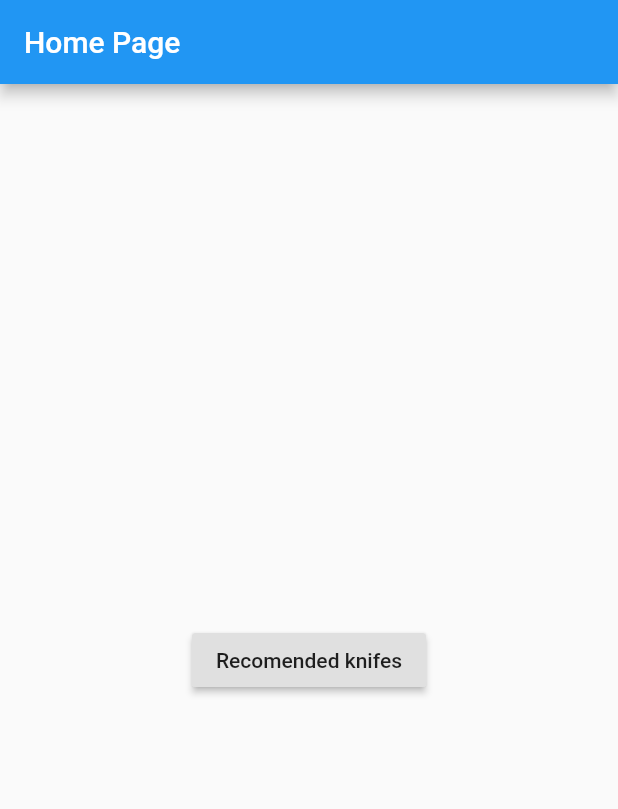
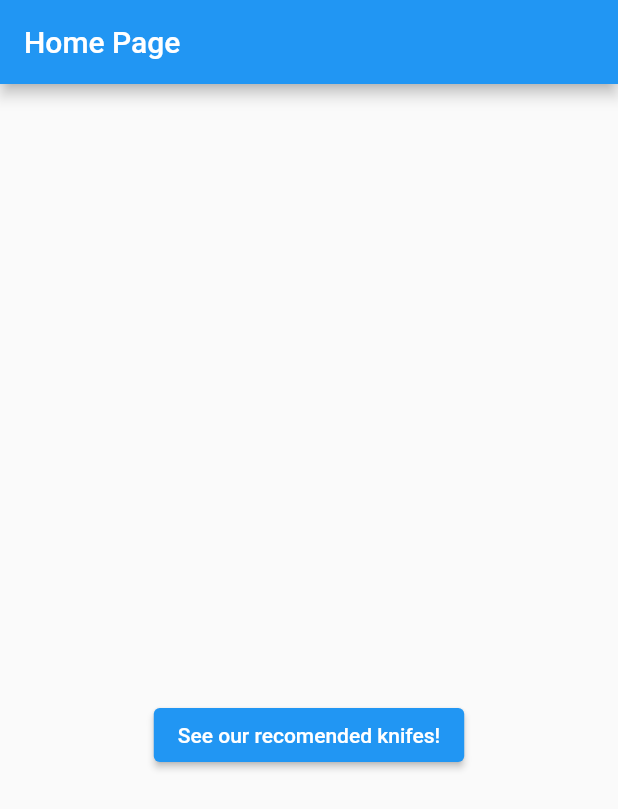
Before and after one commit to AlexandruC5/KnifyShop, a Flutter app: the screen it shows after launch, on a phone screen of 412 x 824 dp. Shown: the top 809 px of the screen. Run offline on Flutter 3.47's test engine with Material 2 defaults, Android fonts, the phone set to English and light mode, and no system bars; our stand-ins replace cloud_firestore, firebase_core, firebase_storage; accounts and stored records are empty.

Commit message:
Minor changes to the raised button class

```diff
--- a/lib/Home.dart
+++ b/lib/Home.dart
@@ -9,15 +9,18 @@ class HomePage extends StatelessWidget{
     return Scaffold(
       appBar:AppBar(
         title:Text("Home Page"),
-      ),
-      body: Center(
-        child: RaisedButton(
-          child:Text('Recomended knifes'),
-          onPressed: (){
-            Navigator.of(context).pushNamed('/two');
-          },
         ),
-      ),
+        body: Padding(
+          padding: const EdgeInsets.only(top: 100.0),
+          child: Center(
+          child:ElevatedButton(
+            child: Text('See our recomended knifes!'),
+            onPressed: (){
+              Navigator.of(context).pushNamed('/two');
+            },
+          ),
+          ),
+        ),
     );
   }
 }
```
